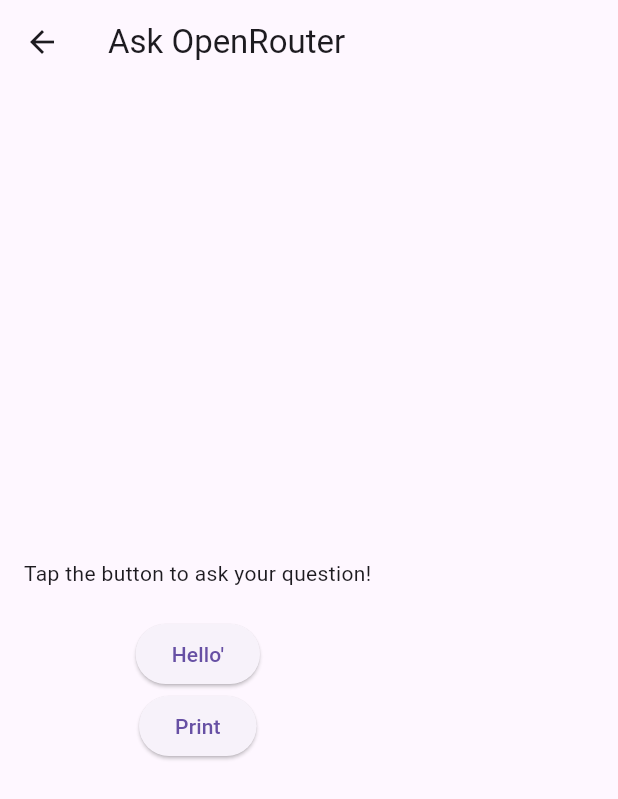
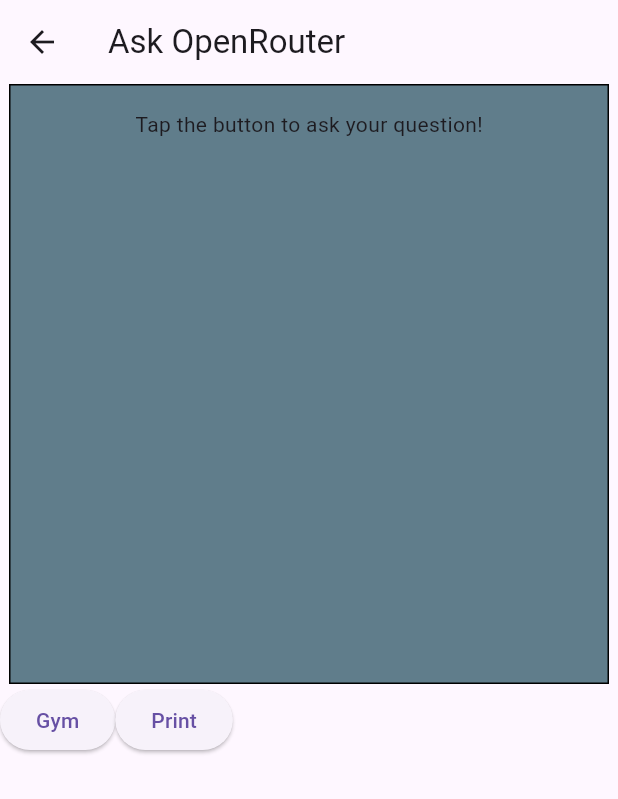
Before and after one commit to Pradham1/Fitness-App-with-AI-Integration, a Flutter app: the ChatScreen screen opened by its route, on a phone screen of 412 x 824 dp. Shown: the top 799 px of the screen. Run offline on Flutter 3.47's test engine with Material 3 defaults, Android fonts, the phone set to English and light mode, and no system bars; our stand-ins replace firebase_auth, firebase_core; accounts and stored records are empty.

Commit message:
seventh commit

```diff
--- a/lib/views/api_call.dart
+++ b/lib/views/api_call.dart
@@ -4,7 +4,7 @@ import 'package:http/http.dart' as http;
 import 'package:workout_app/targets.dart';
 
 class ChatApi {
-  static const String apiKey = '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';
+  static const String apiKey = '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';
   static const String baseUrl = 'https://openrouter.ai/api/v1';
   static const String model = 'deepseek/deepseek-r1:free';
 
@@ -53,7 +53,7 @@ class _ChatScreenState extends State<ChatScreen> {
     });
 
     try {
-      final result = await ChatApi.getChatCompletion("Hello");
+      final result = await ChatApi.getChatCompletion('Make a sets and reps workout plan for $targets in the least amount of words');
       setState(() {
         response = result;
       });
@@ -72,29 +72,51 @@ class _ChatScreenState extends State<ChatScreen> {
   Widget build(BuildContext context) {
     return Scaffold(
       appBar: AppBar(title: const Text("Ask OpenRouter")),
-      body: Padding(
-        padding: const EdgeInsets.all(16.0),
+      body: Column(
+        children: [
+
+          Container(
+
+            width: 400,
+            height: 400,
+            padding: EdgeInsets.all(16),
+            decoration: BoxDecoration(
+              color: Colors.blueGrey,
+              border: Border.all()
+            ),
+            child: Expanded(child: Center(
               child: Column(
-          mainAxisAlignment: MainAxisAlignment.center,
                 children: [
-            Text(response, textAlign: TextAlign.center),
-            const SizedBox(height: 20),
+                  Text(response)
+                ],
+              ),
+            ))
+          ),
+          Row(
+
+            children: [
+
               ElevatedButton(
-              onPressed: isLoading ? null : fetchResponse,
+                    onPressed: isLoading ? null : () {
+                      fetchResponse;
+
+                      },
                     child: isLoading
                         ? const CircularProgressIndicator(color: Colors.white)
-                  : const Text("Hello'"),
+                        : const Text("Gym"),
                   ),
                   ElevatedButton(
                     onPressed: () {
-                print(targets);
+                      print('Make a sets and reps workout plan for $targets in the least amount of words');
                     },
                     child:
                       const Text('Print')
                   ),
             ],
-        ),
-      ),
+          )
+        ],
+      )
+
     );
   }
 }
```
Also changed, not shown: lib/views/create_workout_page.dart (+32 -2 lines). Lines whose indentation alone changed are shown as unchanged.
